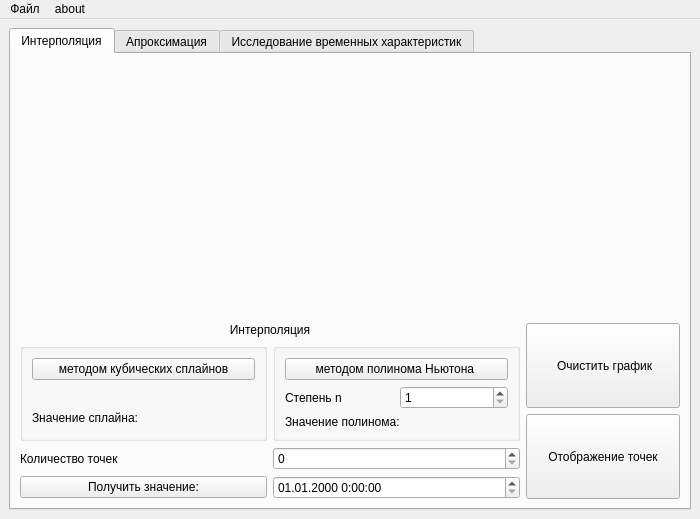
This is src/algo_trading/views/mainwindow.ui in sbevza/A8_Algorithmic_trading as Qt 5 draws it before an edit. The edited form follows.
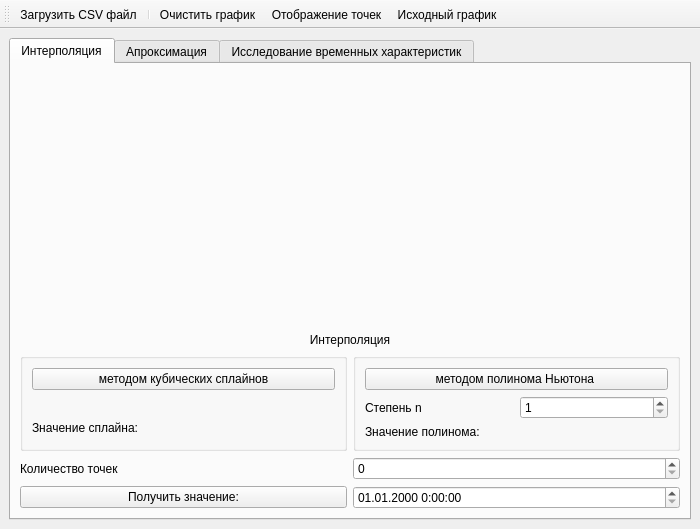
This is the edited form. The open tabs and pages were chosen to show the change. Icons and pictures are not drawn. Custom widgets are drawn as their Qt base class.

Commit message: add tool box

```diff
--- a/src/algo_trading/views/mainwindow.ui
+++ b/src/algo_trading/views/mainwindow.ui
@@ -7,12 +7,15 @@
     <x>0</x>
     <y>0</y>
     <width>700</width>
-    <height>500</height>
+    <height>517</height>
    </rect>
   </property>
   <property name="windowTitle">
    <string>Algo_trading</string>
   </property>
+  <property name="layoutDirection">
+   <enum>Qt::LayoutDirection::LeftToRight</enum>
+  </property>
   <widget class="QWidget" name="centralwidget">
    <property name="sizePolicy">
     <sizepolicy hsizetype="Ignored" vsizetype="Ignored">
@@ -43,7 +46,7 @@
         <string>Интерполяция</string>
        </attribute>
        <layout class="QGridLayout" name="gridLayout">
-        <item row="3" column="0" rowspan="2">
+        <item row="3" column="1" rowspan="2">
          <layout class="QHBoxLayout" name="horizontalLayout_7">
           <item>
            <layout class="QVBoxLayout" name="verticalLayout">
@@ -208,63 +211,9 @@
             </item>
            </layout>
           </item>
-          <item>
-           <layout class="QVBoxLayout" name="verticalLayout_2">
-            <item>
-             <widget class="QPushButton" name="btn_clear_interpolation">
-              <property name="sizePolicy">
-               <sizepolicy hsizetype="Minimum" vsizetype="Minimum">
-                <horstretch>0</horstretch>
-                <verstretch>0</verstretch>
-               </sizepolicy>
-              </property>
-              <property name="minimumSize">
-               <size>
-                <width>150</width>
-                <height>0</height>
-               </size>
-              </property>
-              <property name="maximumSize">
-               <size>
-                <width>300</width>
-                <height>16777215</height>
-               </size>
-              </property>
-              <property name="text">
-               <string> Очистить график</string>
-              </property>
-             </widget>
-            </item>
-            <item>
-             <widget class="QPushButton" name="btn_show_data_points">
-              <property name="sizePolicy">
-               <sizepolicy hsizetype="Minimum" vsizetype="Minimum">
-                <horstretch>0</horstretch>
-                <verstretch>0</verstretch>
-               </sizepolicy>
-              </property>
-              <property name="minimumSize">
-               <size>
-                <width>150</width>
-                <height>0</height>
-               </size>
-              </property>
-              <property name="maximumSize">
-               <size>
-                <width>300</width>
-                <height>16777215</height>
-               </size>
-              </property>
-              <property name="text">
-               <string>Отображение точек</string>
-              </property>
-             </widget>
-            </item>
-           </layout>
-          </item>
          </layout>
         </item>
-        <item row="0" column="0" rowspan="3">
+        <item row="0" column="1" rowspan="3">
          <layout class="QVBoxLayout" name="BaseLayout">
           <property name="sizeConstraint">
            <enum>QLayout::SizeConstraint::SetDefaultConstraint</enum>
@@ -698,32 +647,89 @@
     </item>
    </layout>
   </widget>
-  <widget class="QMenuBar" name="menuBar">
-   <property name="geometry">
-    <rect>
-     <x>0</x>
-     <y>0</y>
-     <width>700</width>
-     <height>17</height>
-    </rect>
+  <widget class="QToolBar" name="toolBar">
+   <property name="windowTitle">
+    <string>toolBar</string>
    </property>
-   <widget class="QMenu" name="menu">
-    <property name="title">
-     <string>Файл</string>
-    </property>
-    <addaction name="action_CSV"/>
-   </widget>
-   <widget class="QMenu" name="menuabout">
-    <property name="title">
-     <string>about</string>
-    </property>
-   </widget>
-   <addaction name="menu"/>
-   <addaction name="menuabout"/>
+   <property name="toolTipDuration">
+    <number>-1</number>
+   </property>
+   <property name="autoFillBackground">
+    <bool>false</bool>
+   </property>
+   <property name="allowedAreas">
+    <set>Qt::ToolBarArea::NoToolBarArea</set>
+   </property>
+   <property name="orientation">
+    <enum>Qt::Orientation::Horizontal</enum>
+   </property>
+   <property name="iconSize">
+    <size>
+     <width>15</width>
+     <height>15</height>
+    </size>
+   </property>
+   <property name="toolButtonStyle">
+    <enum>Qt::ToolButtonStyle::ToolButtonTextBesideIcon</enum>
+   </property>
+   <attribute name="toolBarArea">
+    <enum>TopToolBarArea</enum>
+   </attribute>
+   <attribute name="toolBarBreak">
+    <bool>false</bool>
+   </attribute>
+   <addaction name="action_CSV"/>
+   <addaction name="separator"/>
+   <addaction name="action_clear_graph"/>
+   <addaction name="action_views_points"/>
+   <addaction name="action_base_graph"/>
   </widget>
   <action name="action_CSV">
    <property name="text">
     <string>Загрузить CSV файл</string>
+   </property>
+   <property name="font">
+    <font>
+     <pointsize>9</pointsize>
+     <stylestrategy>PreferAntialias</stylestrategy>
+     <kerning>true</kerning>
+    </font>
+   </property>
+  </action>
+  <action name="action_clear_graph">
+   <property name="icon">
+    <iconset theme="QIcon::ThemeIcon::EditDelete"/>
+   </property>
+   <property name="text">
+    <string>Очистить график</string>
+   </property>
+   <property name="shortcut">
+    <string>Backspace</string>
+   </property>
+  </action>
+  <action name="action_views_points">
+   <property name="icon">
+    <iconset theme="QIcon::ThemeIcon::DriveOptical"/>
+   </property>
+   <property name="text">
+    <string>Отображение точек</string>
+   </property>
+   <property name="shortcut">
+    <string>Space</string>
+   </property>
+   <property name="shortcutContext">
+    <enum>Qt::ShortcutContext::WindowShortcut</enum>
+   </property>
+  </action>
+  <action name="action_base_graph">
+   <property name="icon">
+    <iconset theme="QIcon::ThemeIcon::FormatJustifyRight"/>
+   </property>
+   <property name="text">
+    <string>Исходный график</string>
+   </property>
+   <property name="menuRole">
+    <enum>QAction::MenuRole::NoRole</enum>
    </property>
   </action>
  </widget>
```
Left out of the diff: 96 changed lines with no effect on the pictures. The commit also changes 3 other files.
